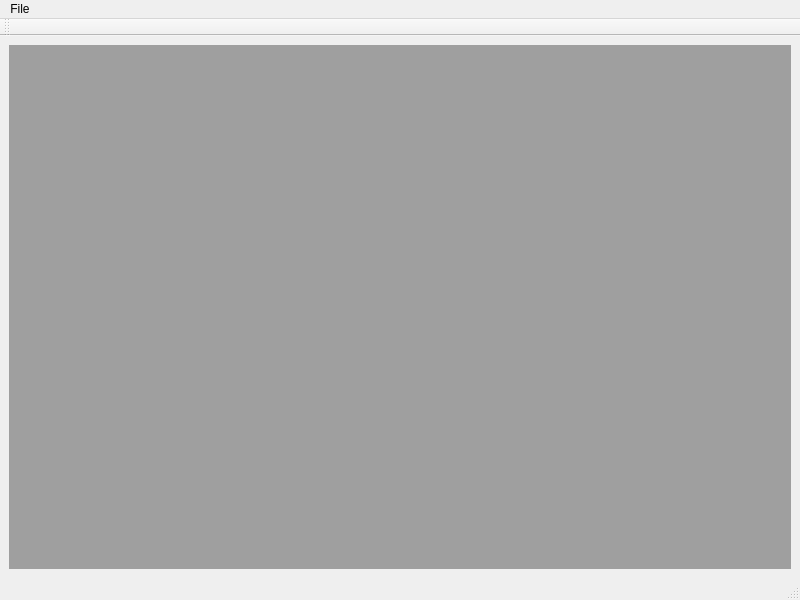
First picture: the form in KayrebtViewer/viewer.ui, repository lgeorget/KayrebtViewer, before the edit.
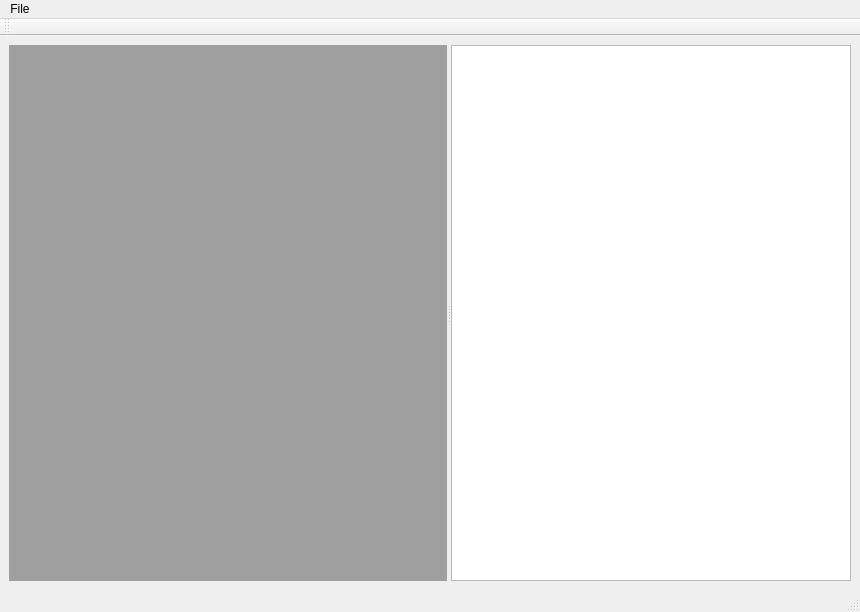
Second picture: the form after the edit. Custom widgets are drawn as their Qt base class.

Commit message: Add a view of the source file under exploration

Diff of the .ui file:
```diff
--- a/KayrebtViewer/viewer.ui
+++ b/KayrebtViewer/viewer.ui
@@ -6,8 +6,8 @@
    <rect>
     <x>0</x>
     <y>0</y>
-    <width>800</width>
-    <height>600</height>
+    <width>860</width>
+    <height>612</height>
    </rect>
   </property>
   <property name="windowTitle">
@@ -16,7 +16,42 @@
   <widget class="QWidget" name="centralwidget">
    <layout class="QVBoxLayout" name="verticalLayout">
     <item>
-     <widget class="QMdiArea" name="docs"/>
+     <widget class="QSplitter" name="splitter">
+      <property name="orientation">
+       <enum>Qt::Horizontal</enum>
+      </property>
+      <widget class="QMdiArea" name="docs">
+       <property name="sizePolicy">
+        <sizepolicy hsizetype="Expanding" vsizetype="Expanding">
+         <horstretch>0</horstretch>
+         <verstretch>0</verstretch>
+        </sizepolicy>
+       </property>
+       <property name="minimumSize">
+        <size>
+         <width>400</width>
+         <height>0</height>
+        </size>
+       </property>
+      </widget>
+      <widget class="SourceTextViewer" name="sources">
+       <property name="sizePolicy">
+        <sizepolicy hsizetype="Expanding" vsizetype="Expanding">
+         <horstretch>0</horstretch>
+         <verstretch>0</verstretch>
+        </sizepolicy>
+       </property>
+       <property name="minimumSize">
+        <size>
+         <width>400</width>
+         <height>0</height>
+        </size>
+       </property>
+       <property name="readOnly">
+        <bool>true</bool>
+       </property>
+      </widget>
+     </widget>
     </item>
    </layout>
   </widget>
@@ -25,7 +60,7 @@
     <rect>
      <x>0</x>
      <y>0</y>
-     <width>800</width>
+     <width>860</width>
      <height>33</height>
     </rect>
    </property>
@@ -71,6 +106,13 @@
    </property>
   </action>
  </widget>
+ <customwidgets>
+  <customwidget>
+   <class>SourceTextViewer</class>
+   <extends>QPlainTextEdit</extends>
+   <header>sourcetextviewer.h</header>
+  </customwidget>
+ </customwidgets>
  <resources/>
  <connections/>
 </ui>
```
The commit also changes 7 other files.
